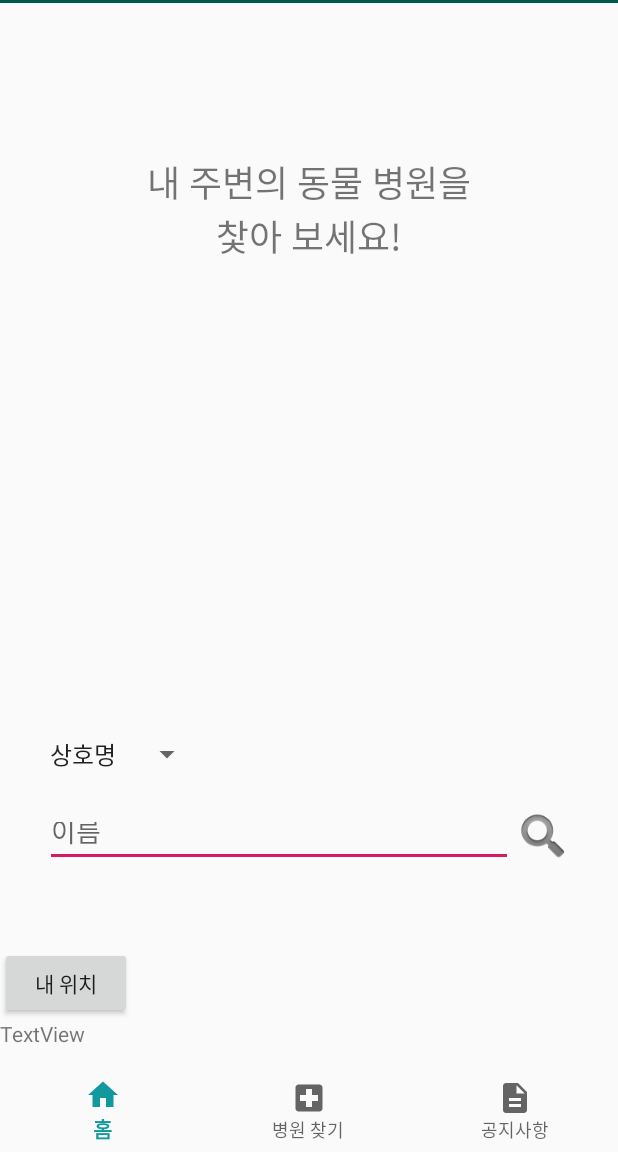
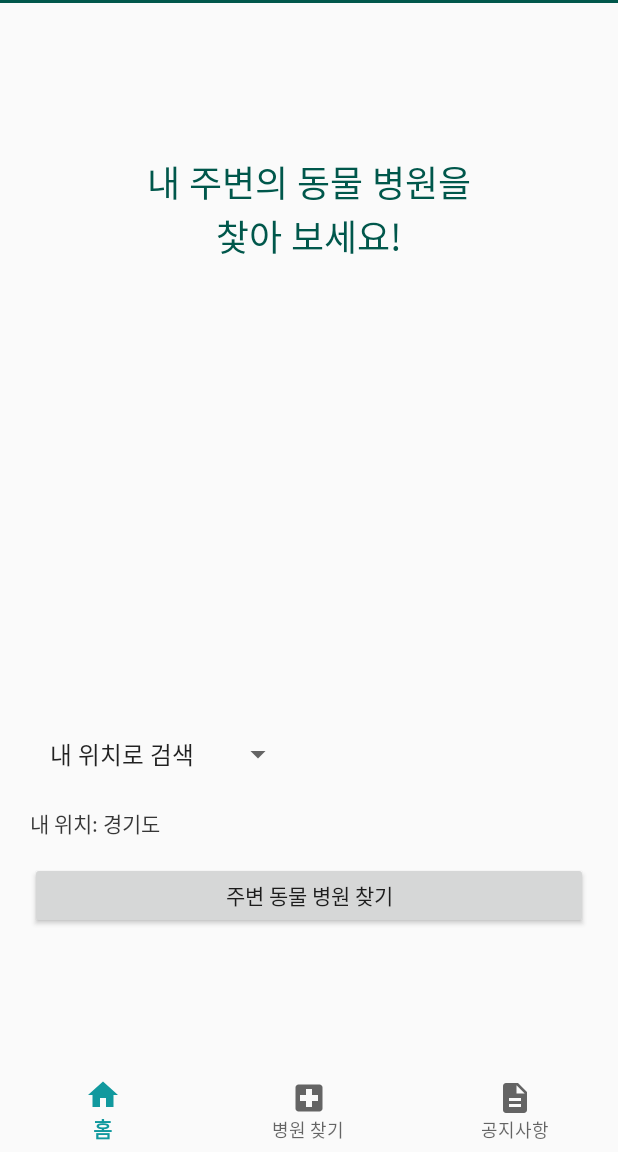
Before and after one commit to ewejeen/vet-project-android, an Android app: the layout activity_main.xml on its own in the app's theme, with its tools: preview values and no code run, on a phone screen of 412 x 824 dp, the part 84-1236 px from its top. Run offline under Robolectric (Android 15) with nearby library versions, the phone set to English and light mode, and no system bars.

Commit message:
내 주소의 시도, 시군구로 검색 구현

```diff
--- a/app/src/main/res/layout/activity_main.xml
+++ b/app/src/main/res/layout/activity_main.xml
@@ -48,6 +48,7 @@
         android:gravity="center"
         android:paddingTop="50dp"
         android:text="내 주변의 동물 병원을\n찿아 보세요!"
+        android:textColor="@color/colorPrimaryDark"
         android:textSize="24sp"
         app:layout_constraintEnd_toEndOf="parent"
         app:layout_constraintHorizontal_bias="0.0"
@@ -71,7 +72,7 @@
 
         <Spinner
             android:id="@+id/spinner"
-            android:layout_width="110dp"
+            android:layout_width="wrap_content"
             android:layout_height="40dp"
             android:layout_marginLeft="15dp"
             android:layout_marginBottom="15dp"
@@ -91,7 +92,7 @@
                 android:orientation="horizontal"
                 android:paddingLeft="20dp"
                 android:paddingRight="20dp"
-                android:visibility="visible">
+                android:visibility="invisible">
 
                 <EditText
                     android:id="@+id/searchWord"
@@ -151,13 +152,8 @@
 
             </FrameLayout>
 
-        </FrameLayout>
-
-
-    </LinearLayout>
-
             <LinearLayout
-        android:id="@+id/myLoc"
+                android:id="@+id/myLocL"
                 android:layout_width="match_parent"
                 android:layout_height="wrap_content"
                 android:layout_above="@+id/bottomLL"
@@ -165,21 +161,30 @@
                 android:layout_marginBottom="13dp"
                 android:orientation="vertical">
 
-        <Button
-            android:id="@+id/getGpsBtn"
-            android:layout_width="wrap_content"
-            android:layout_height="wrap_content"
-            android:layout_above="@+id/bottomLL"
-            android:layout_below="@+id/searchLL"
-            android:layout_alignEnd="@+id/mainText"
-            android:layout_marginEnd="39dp"
-            android:text="내 위치" />
-
                 <TextView
                     android:id="@+id/myGps"
                     android:layout_width="match_parent"
                     android:layout_height="wrap_content"
-            android:text="TextView" />
+                    android:layout_marginLeft="10dp"
+                    android:layout_marginRight="10dp"
+                    android:text="내 위치: 경기도"
+                    android:textColor="@color/colorHptName" />
+
+                <Button
+                    android:id="@+id/getGpsBtn"
+                    android:layout_width="match_parent"
+                    android:layout_height="wrap_content"
+                    android:layout_alignEnd="@+id/mainText"
+                    android:layout_marginLeft="10dp"
+                    android:layout_marginTop="15dp"
+                    android:layout_marginRight="10dp"
+                    android:text="주변 동물 병원 찾기" />
+
+            </LinearLayout>
+
+        </FrameLayout>
+
+
     </LinearLayout>
 
     <LinearLayout
--- a/app/src/main/res/values/array.xml
+++ b/app/src/main/res/values/array.xml
@@ -1,8 +1,9 @@
 <?xml version="1.0" encoding="utf-8"?>
 <resources>
     <string-array name="searchSpinner">
-        <item>상호명</item>
-        <item>지역</item>
+        <item>내 위치로 검색</item>
+        <item>상호명으로 검색</item>
+        <item>지역으로 검색</item>
     </string-array>
 
     <string-array name="sortSpinner">
```
Also changed, not shown: app/src/main/java/app/yoojin/org/vet_project2/MainActivity.java (+105 -54 lines), app/src/main/java/app/yoojin/org/vet_project2/VetListActivity.java (+43 -2 lines). Lines whose indentation alone changed are shown as unchanged.
